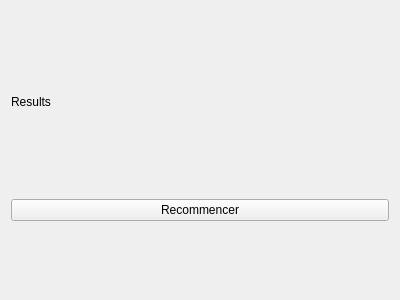
Before: the Qt Designer form forms/results.ui in axel7083/Fitts, drawn with Qt 5.
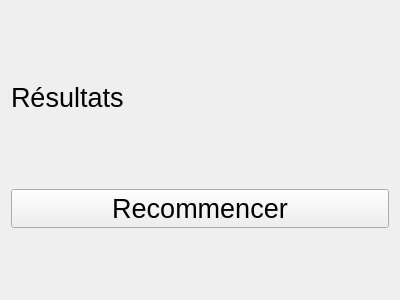
After: the same form once the commit is applied.

Commit message:
Font size
J'ai peut être forcé sur la taille mais en vrai ça passe

What changed in the file:
```diff
--- a/forms/results.ui
+++ b/forms/results.ui
@@ -24,12 +24,17 @@
      </property>
      <property name="maximumSize">
       <size>
-       <width>100</width>
+       <width>120</width>
        <height>50</height>
       </size>
      </property>
+     <property name="font">
+      <font>
+       <pointsize>20</pointsize>
+      </font>
+     </property>
      <property name="text">
-      <string>Results</string>
+      <string>Résultats</string>
      </property>
     </widget>
    </item>
@@ -38,6 +43,11 @@
    </item>
    <item>
     <widget class="QPushButton" name="restart">
+     <property name="font">
+      <font>
+       <pointsize>20</pointsize>
+      </font>
+     </property>
      <property name="styleSheet">
       <string notr="true"/>
      </property>
```
The commit also changes 2 other files.
